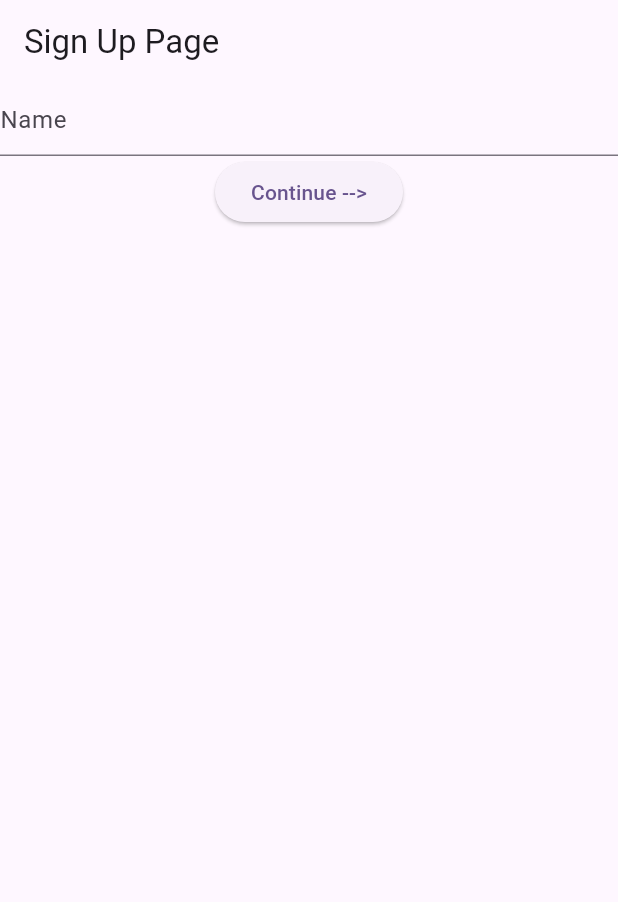
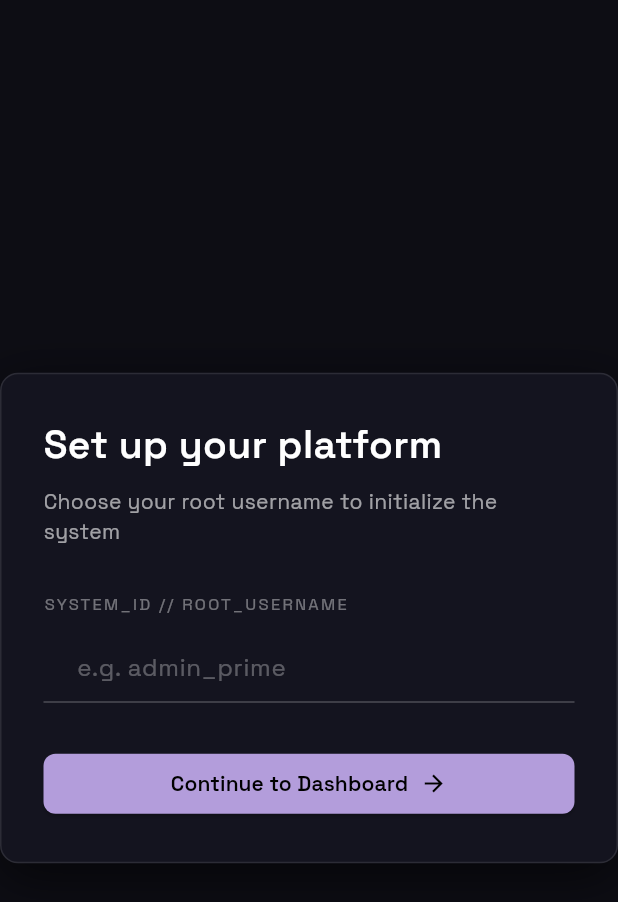
Before and after one commit to MohitSingh2002/deploystack, a Flutter app: the screen it shows after launch, on a phone screen of 412 x 824 dp. Shown: the top 902 px of the screen. Run offline on Flutter 3.47's test engine with Material 3 defaults, Android fonts, the phone set to English and light mode, and no system bars; our stand-ins replace bloc, flutter_bloc, fpdart, get_it, google_fonts.

Commit message:
Setup sign up page

```diff
--- /dev/null
+++ b/frontend/lib/core/theme/app_colors.dart
@@ -0,0 +1,13 @@
+import 'package:flutter/material.dart';
+
+class AppColors {
+  static const Color white = Colors.white;
+  static const Color white70 = Colors.white70;
+  static const Color white24 = Colors.white24;
+  static const Color black = Colors.black;
+
+  static const Color backgroundColor = Color(0xFF0D0D14);
+  static const Color cardPrimaryColor = Color(0xFF14141F);
+  static const Color borderColor = Colors.purpleAccent;
+  static const Color buttonColor = Color(0xFFB39DDB);
+}
--- /dev/null
+++ b/frontend/lib/core/theme/app_theme.dart
@@ -0,0 +1,14 @@
+import 'package:flutter/material.dart';
+import 'package:google_fonts/google_fonts.dart';
+
+import 'app_colors.dart';
+
+class AppTheme {
+
+  static ThemeData theme = ThemeData(
+    colorScheme: .fromSeed(seedColor: Colors.deepPurple),
+    textTheme: GoogleFonts.spaceGroteskTextTheme(),
+    scaffoldBackgroundColor: AppColors.backgroundColor,
+  );
+
+}
--- /dev/null
+++ b/frontend/lib/core/widgets/app_button.dart
@@ -0,0 +1,44 @@
+import 'package:flutter/material.dart';
+import '../theme/app_colors.dart';
+
+class AppButton extends StatelessWidget {
+
+  Function()? onPressed;
+  String buttonText;
+  bool showIcon;
+  IconData? icon;
+
+  AppButton({
+    required this.onPressed,
+    required this.buttonText,
+    this.showIcon = false,
+    this.icon,
+  });
+
+  @override
+  Widget build(BuildContext context) {
+    return ElevatedButton(
+      onPressed: onPressed,
+      style: ElevatedButton.styleFrom(
+        backgroundColor: AppColors.buttonColor,
+        shape: RoundedRectangleBorder(
+          borderRadius: BorderRadius.circular(8),
+        ),
+      ),
+      child: Row(
+        mainAxisAlignment: MainAxisAlignment.center,
+        children: [
+          Text(
+            buttonText,
+            style: const TextStyle(
+              color: AppColors.black,
+              fontWeight: FontWeight.w600,
+            ),
+          ),
+          showIcon ? const SizedBox(width: 8) : const SizedBox(),
+          showIcon ? Icon(icon, color: AppColors.black, size: 18) : const SizedBox(),
+        ],
+      ),
+    );
+  }
+}
--- a/frontend/lib/core/widgets/loading.dart
+++ b/frontend/lib/core/widgets/loading.dart
@@ -1,3 +1,4 @@
+import 'package:deploystack/core/theme/app_colors.dart';
 import 'package:flutter/material.dart';
 
 class Loading extends StatelessWidget {
@@ -6,7 +7,9 @@ class Loading extends StatelessWidget {
   @override
   Widget build(BuildContext context) {
     return Center(
-      child: CircularProgressIndicator(),
+      child: CircularProgressIndicator(
+        color: AppColors.buttonColor,
+      ),
     );
   }
 }
--- a/frontend/lib/features/auth/presentation/pages/signup_page.dart
+++ b/frontend/lib/features/auth/presentation/pages/signup_page.dart
@@ -1,20 +1,21 @@
+import 'package:deploystack/core/theme/app_colors.dart';
 import 'package:deploystack/core/utils/show_snackbar.dart';
+import 'package:deploystack/core/widgets/app_button.dart';
 import 'package:deploystack/core/widgets/loading.dart';
 import 'package:flutter/material.dart';
 import 'package:flutter_bloc/flutter_bloc.dart';
 
 import '../bloc/auth_bloc/auth_bloc.dart';
 
-class SignupPage extends StatefulWidget {
-  const SignupPage({super.key});
+class SignUpPage extends StatefulWidget {
+  const SignUpPage({super.key});
 
   @override
-  State<SignupPage> createState() => _SignupPageState();
+  State<SignUpPage> createState() => _SignUpPageState();
 }
 
-class _SignupPageState extends State<SignupPage> {
-
-  TextEditingController _nameController = TextEditingController();
+class _SignUpPageState extends State<SignUpPage> {
+  final TextEditingController _nameController = TextEditingController();
 
   @override
   void dispose() {
@@ -26,17 +27,14 @@ class _SignupPageState extends State<SignupPage> {
   @override
   Widget build(BuildContext context) {
     return Scaffold(
-      appBar: AppBar(
-        title: Text('Sign Up Page'),
-      ),
-      body: SafeArea(
-        child: BlocConsumer<AuthBloc, AuthState>(
+      body: BlocConsumer<AuthBloc, AuthState>(
         listener: (context, state) {
           if (state is AuthFailure) {
-              showSnackBar(context: context, content: state.message);
+            showSnackBar(context: context, content: state.message,);
           }
+
           if (state is AuthSuccess) {
-              print('success');
+            print('Auth Success');
           }
         },
         builder: (context, state) {
@@ -44,27 +42,92 @@ class _SignupPageState extends State<SignupPage> {
             return Loading();
           }
 
-            return Column(
+          return Center(
+            child: Container(
+              constraints: const BoxConstraints(maxWidth: 420),
+              padding: const EdgeInsets.all(28),
+              decoration: BoxDecoration(
+                color: AppColors.cardPrimaryColor,
+                borderRadius: BorderRadius.circular(12),
+                border: Border.all(color: Colors.white10),
+                boxShadow: [
+                  BoxShadow(
+                    color: Colors.black.withOpacity(0.6),
+                    blurRadius: 30,
+                    offset: const Offset(0, 10),
+                  )
+                ],
+              ),
+              child: Column(
+                mainAxisSize: MainAxisSize.min,
+                crossAxisAlignment: CrossAxisAlignment.start,
                 children: [
-                TextFormField(
-                  controller: _nameController,
-                  decoration: InputDecoration(
-                    hintText: 'Name',
+                  const Text(
+                    "Set up your platform",
+                    style: TextStyle(
+                      color: AppColors.white,
+                      fontSize: 26,
+                      fontWeight: FontWeight.w600,
                     ),
                   ),
-                ElevatedButton(
+
+                  const SizedBox(height: 10),
+
+                  Text(
+                    "Choose your root username to initialize the system",
+                    style: TextStyle(
+                      color: AppColors.white.withOpacity(0.6),
+                      fontSize: 14,
+                    ),
+                  ),
+
+                  const SizedBox(height: 30),
+
+                  Text(
+                    "SYSTEM_ID // ROOT_USERNAME",
+                    style: TextStyle(
+                      color: AppColors.white.withOpacity(0.4),
+                      fontSize: 11,
+                      letterSpacing: 1.5,
+                    ),
+                  ),
+
+                  const SizedBox(height: 10),
+
+                  TextField(
+                    controller: _nameController,
+                    style: const TextStyle(color: AppColors.white),
+                    decoration: InputDecoration(
+                      hintText: "e.g. admin_prime",
+                      hintStyle: TextStyle(
+                        color: AppColors.white.withOpacity(0.3),
+                      ),
+                      prefixText: "@  ",
+                      prefixStyle: const TextStyle(color: AppColors.white70),
+                      enabledBorder: UnderlineInputBorder(
+                        borderSide: BorderSide(color: AppColors.white24),
+                      ),
+                      focusedBorder: const UnderlineInputBorder(
+                        borderSide: BorderSide(color: AppColors.borderColor),
+                      ),
+                    ),
+                  ),
+
+                  const SizedBox(height: 30),
+
+                  AppButton(
                     onPressed: () {
-                    print('here');
                       context.read<AuthBloc>().add(AuthSignUp(name: _nameController.text.trim(),));
                     },
-                  child: Text(
-                    'Continue -->',
+                    buttonText: 'Continue to Dashboard',
+                    showIcon: true,
+                    icon: Icons.arrow_forward,
+                  ),
+                ],
               ),
             ),
-              ],
           );
         },
-        ),
       ),
     );
   }
--- a/frontend/lib/main.dart
+++ b/frontend/lib/main.dart
@@ -1,3 +1,4 @@
+import 'package:deploystack/core/theme/app_theme.dart';
 import 'package:deploystack/features/auth/presentation/bloc/auth_bloc/auth_bloc.dart';
 import 'package:deploystack/features/auth/presentation/pages/signup_page.dart';
 import 'package:deploystack/init_dependencies.dart';
@@ -24,10 +25,8 @@ class MyApp extends StatelessWidget {
     return MaterialApp(
       debugShowCheckedModeBanner: false,
       title: 'DeployStack',
-      theme: ThemeData(
-        colorScheme: .fromSeed(seedColor: Colors.deepPurple),
-      ),
-      home: SignupPage(),
+      theme: AppTheme.theme,
+      home: SignUpPage(),
     );
   }
 }
--- a/frontend/pubspec.yaml
+++ b/frontend/pubspec.yaml
@@ -16,6 +16,7 @@ dependencies:
   fpdart: ^1.2.0
   flutter_bloc: ^9.1.1
   get_it: ^9.2.1
+  google_fonts: ^8.0.2
 
 dev_dependencies:
   flutter_test:
```
Also changed, not shown: frontend/pubspec.lock. Lines whose indentation alone changed are shown as unchanged.
